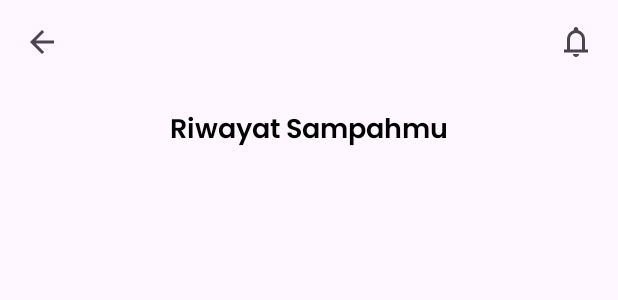
After one commit to Ijatur/PantauSampah, an Android app built with Jetpack Compose: the layout activity_riwayat.xml on its own in the app's theme, with its tools: preview values and no code run, on a phone screen of 412 x 824 dp. The commit adds this screen. Shown: the top 300 px of the screen. Run offline under Robolectric (Android 15) with nearby library versions, the light colour scheme and no system bars.

Commit message:
tambah halaman riwayat, benerin back button

```diff
--- a/app/src/main/AndroidManifest.xml
+++ b/app/src/main/AndroidManifest.xml
@@ -14,6 +14,9 @@
         android:supportsRtl="true"
         android:theme="@style/Theme.PantauSampah"
         tools:targetApi="31">
+        <activity
+            android:name=".Riwayat"
+            android:exported="false" />
         <activity
             android:name=".SuccessTukarPoint"
             android:exported="false" />
--- a/app/src/main/java/com/example/pantausampah/TukarMi5.java
+++ b/app/src/main/java/com/example/pantausampah/TukarMi5.java
@@ -21,8 +21,6 @@ public class TukarMi5 extends AppCompatActivity {
         btnBack.setOnClickListener(new View.OnClickListener() {
             @Override
             public void onClick(View view) {
-                Intent intent = new Intent(getApplicationContext(), TukarPoint.class);
-                startActivity(intent);
                 finish();
             }
         });
--- a/app/src/main/java/com/example/pantausampah/TukarMiDus.java
+++ b/app/src/main/java/com/example/pantausampah/TukarMiDus.java
@@ -21,8 +21,6 @@ public class TukarMiDus extends AppCompatActivity {
         btnBack.setOnClickListener(new View.OnClickListener() {
             @Override
             public void onClick(View view) {
-                Intent intent = new Intent(getApplicationContext(), TukarPoint.class);
-                startActivity(intent);
                 finish();
             }
         });
--- a/app/src/main/java/com/example/pantausampah/TukarMinyak.java
+++ b/app/src/main/java/com/example/pantausampah/TukarMinyak.java
@@ -21,8 +21,6 @@ public class TukarMinyak extends AppCompatActivity {
         btnBack.setOnClickListener(new View.OnClickListener() {
             @Override
             public void onClick(View view) {
-                Intent intent = new Intent(getApplicationContext(), TukarPoint.class);
-                startActivity(intent);
                 finish();
             }
         });
--- a/app/src/main/java/com/example/pantausampah/TukarPoint.java
+++ b/app/src/main/java/com/example/pantausampah/TukarPoint.java
@@ -72,8 +72,7 @@ public class TukarPoint extends AppCompatActivity {
         btnBack.setOnClickListener(new View.OnClickListener() {
             @Override
             public void onClick(View view) {
-                Intent intent = new Intent(getApplicationContext(), MainActivity.class);
-                startActivity(intent);
+                finish();
             }
         });
     }
--- a/app/src/main/java/com/example/pantausampah/TukarSirop.java
+++ b/app/src/main/java/com/example/pantausampah/TukarSirop.java
@@ -21,8 +21,6 @@ public class TukarSirop extends AppCompatActivity {
         btnBack.setOnClickListener(new View.OnClickListener() {
             @Override
             public void onClick(View view) {
-                Intent intent = new Intent(getApplicationContext(), TukarPoint.class);
-                startActivity(intent);
                 finish();
             }
         });
--- /dev/null
+++ b/app/src/main/res/layout/activity_riwayat.xml
@@ -0,0 +1,70 @@
+<?xml version="1.0" encoding="utf-8"?>
+<androidx.constraintlayout.widget.ConstraintLayout xmlns:android="http://schemas.android.com/apk/res/android"
+    xmlns:tools="http://schemas.android.com/tools"
+    android:layout_width="match_parent"
+    android:layout_height="match_parent"
+    android:gravity="center"
+    android:orientation="vertical">
+
+    <ScrollView
+        android:layout_width="match_parent"
+        android:layout_height="wrap_content"
+        android:orientation="vertical">
+
+        <LinearLayout
+            android:layout_width="match_parent"
+            android:layout_height="match_parent"
+            android:orientation="vertical">
+
+            <LinearLayout
+                android:layout_width="match_parent"
+                android:layout_height="wrap_content"
+                android:orientation="horizontal"
+                android:padding="16dp">
+
+                <ImageView
+                    android:id="@+id/btnBack"
+                    android:layout_width="wrap_content"
+                    android:layout_height="wrap_content"
+                    android:src="@drawable/arrow_back"/>
+
+                <!-- SPACER VIEW -->
+                <View
+                    android:layout_width="0dp"
+                    android:layout_height="0dp"
+                    android:layout_weight="1" />
+                <!-- SPACER VIEW -->
+                <!-- Notification Start -->
+
+                <ImageView
+                    android:layout_width="wrap_content"
+                    android:layout_height="wrap_content"
+                    android:src="@drawable/notification"/>
+
+            </LinearLayout>
+
+            <LinearLayout
+                android:layout_width="match_parent"
+                android:layout_height="match_parent"
+                android:orientation="vertical"
+                android:padding="16dp">
+
+                <TextView
+                    android:layout_width="match_parent"
+                    android:layout_height="wrap_content"
+                    android:gravity="center"
+                    android:fontFamily="@font/poppins_semibold"
+                    android:textColor="@color/black"
+                    android:textSize="18sp"
+                    android:text="Riwayat Sampahmu"/>
+
+
+
+
+            </LinearLayout>
+
+        </LinearLayout>
+
+    </ScrollView>
+
+</androidx.constraintlayout.widget.ConstraintLayout>
--- a/app/src/main/res/layout/activity_tukar_mi_dus.xml
+++ b/app/src/main/res/layout/activity_tukar_mi_dus.xml
@@ -48,7 +48,7 @@
                 android:layout_width="wrap_content"
                 android:layout_height="380dp"
                 android:layout_marginBottom="17dp"
-                android:src="@drawable/brras" />
+                android:src="@drawable/midus" />
 
             <TextView
                 android:layout_width="match_parent"
```
Also changed, not shown: app/src/main/java/com/example/pantausampah/MainActivity.java (+10 -1 lines), app/src/main/java/com/example/pantausampah/Riwayat.java (added, +29 -0 lines), app/src/main/res/layout/activity_tukar_point.xml (+9 -7 lines).
